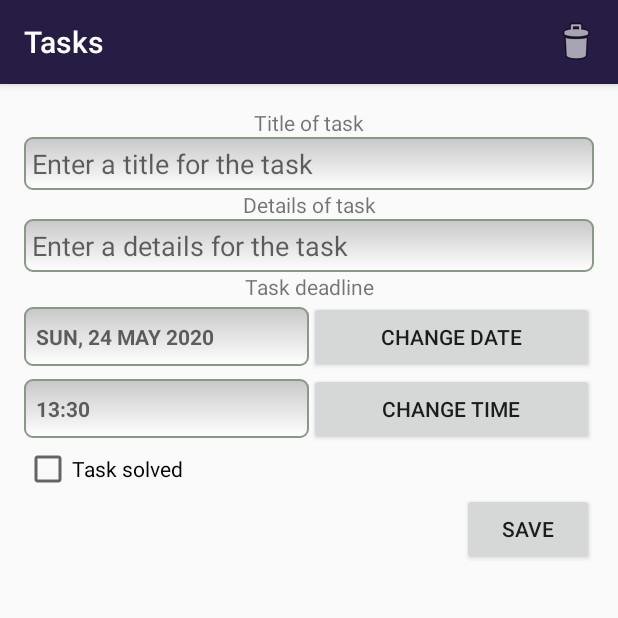
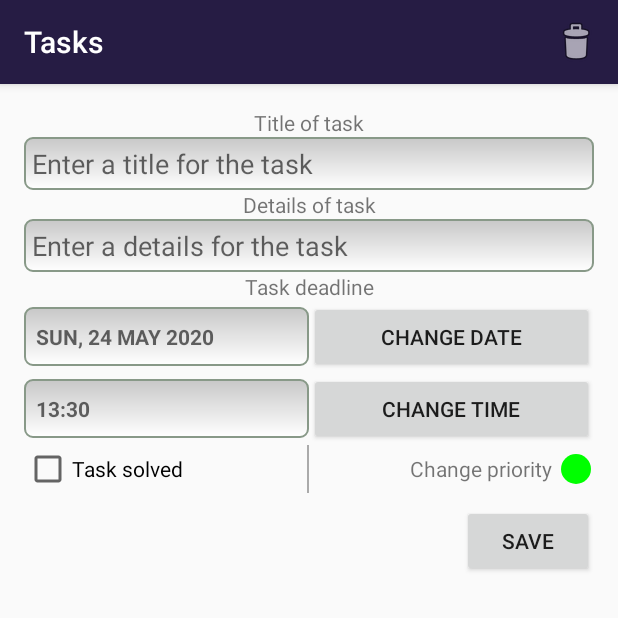
Before and after one commit to jeksonshar/MyTaskManeger, an Android app: the screen it shows after launch (TaskListActivity), after a tap on "addTask", on a phone screen of 412 x 824 dp, the top half of it. Run offline under Robolectric (Android 15) with nearby library versions, the phone set to English and light mode, and no system bars; our stand-ins replace Room's generated code.

Commit message:
Added ability to change task priority and save it

```diff
--- a/app/build.gradle
+++ b/app/build.gradle
@@ -43,4 +43,6 @@ dependencies {
     def room_version = "2.2.5"
     implementation "androidx.room:room-runtime:$room_version"
     annotationProcessor "androidx.room:room-compiler:$room_version"
+
+    implementation 'com.google.android.material:material:1.1.0'
 }
--- a/app/src/main/java/com/jeksonshar/mytaskmaneger/details/TaskDetailsFragment.java
+++ b/app/src/main/java/com/jeksonshar/mytaskmaneger/details/TaskDetailsFragment.java
@@ -14,6 +14,8 @@ import android.widget.CheckBox;
 import android.widget.CompoundButton;
 import android.widget.DatePicker;
 import android.widget.EditText;
+import android.widget.ImageView;
+import android.widget.PopupMenu;
 import android.widget.TextView;
 import android.widget.TimePicker;
 
@@ -23,6 +25,7 @@ import androidx.fragment.app.Fragment;
 
 import com.jeksonshar.mytaskmaneger.R;
 import com.jeksonshar.mytaskmaneger.model.Task;
+import com.jeksonshar.mytaskmaneger.model.TaskPriorityValue;
 import com.jeksonshar.mytaskmaneger.repository.Repository;
 import com.jeksonshar.mytaskmaneger.repository.RepositoryProvider;
 
@@ -49,6 +52,8 @@ public class TaskDetailsFragment extends Fragment {
     private Button changeDateButton;
     private Button changeTimeButton;
     private CheckBox solvedView;
+    private ImageView taskPriority;
+    private TextView changePriorityView;
     private Button save;
 
     public TaskDetailsFragment() {
@@ -78,7 +83,12 @@ public class TaskDetailsFragment extends Fragment {
         changeDateButton = view.findViewById(R.id.change_date_button);
         changeTimeButton = view.findViewById(R.id.change_time_button);
         solvedView = view.findViewById(R.id.task_solved);
+        changePriorityView = view.findViewById(R.id.change_priority_view);
+        taskPriority = view.findViewById(R.id.task_priority);
         save = view.findViewById(R.id.save);
+
+        registerForContextMenu(changePriorityView);
+        registerForContextMenu(taskPriority);
     }
 
     @Override
@@ -87,12 +97,20 @@ public class TaskDetailsFragment extends Fragment {
 
         titleView.setText(mTask.getTitle());
         detailView.setText(mTask.getDetail());
+
+        if (mTask.getPriority().equals(String.valueOf(TaskPriorityValue.GREEN))) {
+            taskPriority.setImageResource(R.drawable.ic_brightness_green_24dp);
+        } else if (mTask.getPriority().equals(String.valueOf(TaskPriorityValue.RED))) {
+            taskPriority.setImageResource(R.drawable.ic_brightness_red_24dp);
+        } else if (mTask.getPriority().equals(String.valueOf(TaskPriorityValue.YELLOW))) {
+            taskPriority.setImageResource(R.drawable.ic_brightness_yellow_24dp);
+        }
+
         setInitialDateTime();
 
         titleView.addTextChangedListener(new TextWatcher() {
             @Override
             public void beforeTextChanged(CharSequence s, int start, int count, int after) {
-
             }
 
             @Override
@@ -103,7 +121,6 @@ public class TaskDetailsFragment extends Fragment {
 
             @Override
             public void afterTextChanged(Editable s) {
-
             }
         });
 
@@ -159,6 +176,20 @@ public class TaskDetailsFragment extends Fragment {
             }
         });
 
+        changePriorityView.setOnClickListener(new View.OnClickListener() {
+            @Override
+            public void onClick(View v) {
+                showPopUpMenu(v);
+            }
+        });
+
+        taskPriority.setOnClickListener(new View.OnClickListener() {
+            @Override
+            public void onClick(View v) {
+                showPopUpMenu(v);
+            }
+        });
+
         save.setOnClickListener(new View.OnClickListener() {
             @Override
             public void onClick(View v) {
@@ -181,6 +212,37 @@ public class TaskDetailsFragment extends Fragment {
         } else {
             return super.onOptionsItemSelected(item);
         }
+    }
+
+    public void showPopUpMenu(View v) {
+        PopupMenu popupMenu = new PopupMenu(getContext(), v);
+            popupMenu.inflate(R.menu.menu_priority_menu);
+
+            popupMenu.setOnMenuItemClickListener(new PopupMenu.OnMenuItemClickListener() {
+                @Override
+                public boolean onMenuItemClick(MenuItem item) {
+                    switch (item.getItemId()) {
+                        case R.id.green_priority:
+                            mTask.setPriority(String.valueOf(TaskPriorityValue.GREEN));
+                            saveTask();
+                            onActivityCreated(getArguments());
+                            return true;
+                        case R.id.red_priority:
+                            mTask.setPriority(String.valueOf(TaskPriorityValue.RED));
+                            saveTask();
+                            onActivityCreated(getArguments());
+                            return true;
+                        case R.id.yellow_priority:
+                            mTask.setPriority(String.valueOf(TaskPriorityValue.YELLOW));
+                            saveTask();
+                            onActivityCreated(getArguments());
+                            return true;
+                    }
+                    onCreate(getArguments());
+                   return false;
+                }
+            });
+            popupMenu.show();
     }
 
     private void changeDate() {
--- a/app/src/main/java/com/jeksonshar/mytaskmaneger/model/Task.java
+++ b/app/src/main/java/com/jeksonshar/mytaskmaneger/model/Task.java
@@ -12,12 +12,14 @@ public class Task {
     private String title;
     private String detail;
     private boolean solved;
+    private String priority;
 
     public Task() {
         this.id  = UUID.randomUUID();
         this.dateCreated = Calendar.getInstance();
         this.dateAndTime = Calendar.getInstance();
         this.dateAndTime.add(Calendar.HOUR_OF_DAY, 3);
+        this.priority = String.valueOf(TaskPriorityValue.GREEN);
     }
 
     public UUID getId() {
@@ -64,6 +66,14 @@ public class Task {
         this.solved = solved;
     }
 
+    public String getPriority() {
+        return priority;
+    }
+
+    public void setPriority(String priority) {
+        this.priority = priority;
+    }
+
     public static final Comparator<Task> COMPARE_BY_DEADLINE = new Comparator<Task>() {
         @Override
         public int compare(Task o1, Task o2) {
--- /dev/null
+++ b/app/src/main/java/com/jeksonshar/mytaskmaneger/model/TaskPriorityValue.java
@@ -0,0 +1,7 @@
+package com.jeksonshar.mytaskmaneger.model;
+
+public enum TaskPriorityValue {
+    RED,
+    GREEN,
+    YELLOW
+}
--- a/app/src/main/java/com/jeksonshar/mytaskmaneger/repository/room/Converter.java
+++ b/app/src/main/java/com/jeksonshar/mytaskmaneger/repository/room/Converter.java
@@ -16,6 +16,7 @@ public class Converter {
         taskEntity.detail = task.getDetail();
         taskEntity.dateAndTime = task.getDateAndTime().getTimeInMillis();
         taskEntity.solved = task.getSolved();
+        taskEntity.priority = task.getPriority();
 
         return taskEntity;
     }
@@ -35,6 +36,7 @@ public class Converter {
             task.setDateAndTime(cal);
 
             task.setSolved(taskEntity.solved);
+            task.setPriority(taskEntity.priority);
         }
         return task;
     }
--- a/app/src/main/java/com/jeksonshar/mytaskmaneger/repository/room/RoomRepository.java
+++ b/app/src/main/java/com/jeksonshar/mytaskmaneger/repository/room/RoomRepository.java
@@ -17,7 +17,7 @@ public class RoomRepository extends BaseRepository {
 
     public RoomRepository(Context context) {
         mTasksDao = Room
-                .databaseBuilder(context, TasksDataBase.class, "task-database.sqLite")
+                .databaseBuilder(context, TasksDataBase.class, "task-database2.sqLite")
                 .allowMainThreadQueries()
                 .build()
                 .getTasksDao();
--- a/app/src/main/java/com/jeksonshar/mytaskmaneger/repository/room/TaskEntity.java
+++ b/app/src/main/java/com/jeksonshar/mytaskmaneger/repository/room/TaskEntity.java
@@ -14,4 +14,5 @@ public class TaskEntity {
     public String detail;
     public long dateAndTime;
     public boolean solved;
+    public String priority;
 }
--- a/app/src/main/res/layout/fragment_task_details.xml
+++ b/app/src/main/res/layout/fragment_task_details.xml
@@ -95,16 +95,61 @@
 
         </LinearLayout>
 
-        <CheckBox
-            android:id="@+id/task_solved"
+
+        <LinearLayout
             android:layout_width="match_parent"
-            android:layout_height="wrap_content"
-            android:text="@string/task_solved"/>
+            android:layout_height="wrap_content">
+
+            <LinearLayout
+                android:layout_width="0dp"
+                android:layout_height="wrap_content"
+                android:layout_weight="1">
+
+            <CheckBox
+                android:id="@+id/task_solved"
+                android:layout_width="0dp"
+                android:layout_weight="1"
+                android:layout_height="wrap_content"
+                android:text="@string/task_solved"/>
+
+            <View
+                android:layout_width="1dp"
+                android:layout_height="match_parent"
+                android:background="@android:color/darker_gray" />
+
+        </LinearLayout>
+
+         <LinearLayout
+                android:layout_width="0dp"
+                android:layout_height="wrap_content"
+                android:layout_weight="1"
+                android:layout_gravity="center"
+                android:gravity="right">
+
+            <TextView
+                android:id="@+id/change_priority_view"
+                android:layout_width="wrap_content"
+                android:layout_height="wrap_content"
+                android:layout_gravity="center"
+                android:text="@string/change_priority"/>
+
+            <ImageView
+                android:id="@+id/task_priority"
+                android:layout_width="wrap_content"
+                android:layout_height="wrap_content"
+                android:layout_marginLeft="4dp"
+                android:layout_gravity="center"
+                tools:src="@drawable/ic_brightness_green_24dp"/>
+            </LinearLayout>
+
+        </LinearLayout>
+
         <Button
         android:id="@+id/save"
         android:layout_width="wrap_content"
         android:layout_height="wrap_content"
         android:layout_gravity="right"
+        android:layout_marginTop="8dp"
         android:text="@string/save"/>
 
         <TextView
--- a/app/src/main/res/layout/item_task.xml
+++ b/app/src/main/res/layout/item_task.xml
@@ -44,10 +44,10 @@
     </LinearLayout>
 
     <ImageView
-        android:id="@+id/task_priority"
+        android:id="@+id/item_task_priority"
         android:layout_width="wrap_content"
         android:layout_height="match_parent"
-        android:src="@drawable/ic_brightness_yellow_slow_16dp"
+        tools:src="@drawable/ic_brightness_yellow_slow_16dp"
         android:layout_gravity="center"/>
 
 </LinearLayout>
--- a/app/src/main/res/menu/menu_priority_menu.xml
+++ b/app/src/main/res/menu/menu_priority_menu.xml
@@ -1,19 +1,20 @@
 <?xml version="1.0" encoding="utf-8"?>
-<menu xmlns:android="http://schemas.android.com/apk/res/android">
+<menu xmlns:android="http://schemas.android.com/apk/res/android"
+    xmlns:app="http://schemas.android.com/apk/res-auto">
 
     <item
-        android:id="@+id/all_tasks"
-        android:title="@string/all_tasks" />
+        android:id="@+id/red_priority"
+        android:icon="@drawable/ic_brightness_red_24dp"
+        android:title="@string/red_priority"
+        app:showAsAction="withText"/>
     <item
-        android:id="@+id/red_tasks"
-        android:icon="@drawable/ic_brightness_red_24dp"
-        android:title="@string/red_tasks" />
+        android:id="@+id/green_priority"
+        android:icon="@drawable/ic_brightness_green_24dp"
+        android:title="@string/green_priority"
+        app:showAsAction="withText"/>
     <item
-        android:id="@+id/green_tasks"
-        android:icon="@drawable/ic_brightness_green_24dp"
-        android:title="@string/green_tasks" />
-    <item
-        android:id="@+id/yellow_tasks"
+        android:id="@+id/yellow_priority"
         android:icon="@drawable/ic_brightness_yellow_24dp"
-        android:title="@string/yellow_tasks" />
+        android:title="@string/yellow_priority"
+        app:showAsAction="withText"/>
 </menu>
--- a/app/src/main/res/values/strings.xml
+++ b/app/src/main/res/values/strings.xml
@@ -18,8 +18,9 @@
     <string name="sorted_by_deadline">Sorted list by deadline</string>
     <string name="sorted_by_creation_date">Sorted by creation date</string>
     <string name="all_tasks">All tasks</string>
-    <string name="red_tasks">Red tasks</string>
-    <string name="green_tasks">Green tasks</string>
-    <string name="yellow_tasks">Yellow tasks</string>
+    <string name="red_priority">Red priority</string>
+    <string name="green_priority">Green priority</string>
+    <string name="yellow_priority">Yellow priority</string>
+    <string name="change_priority">Change priority</string>
 
 </resources>
```
Also changed, not shown: app/src/main/java/com/jeksonshar/mytaskmaneger/list/TaskViewHolder.java (+13 -0 lines), app/src/main/res/layout/fragment_task_list.xml (+4 -4 lines), 1 other file.
